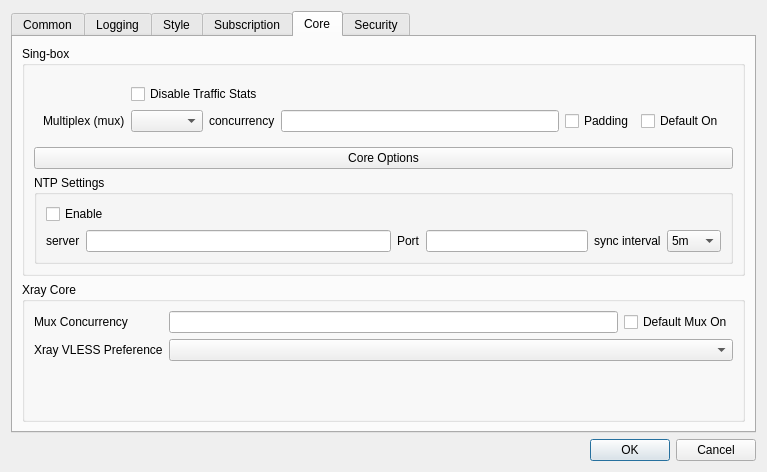
Old version of the form include/ui/setting/dialog_basic_settings.ui in the repository shengmo0210/Throne.
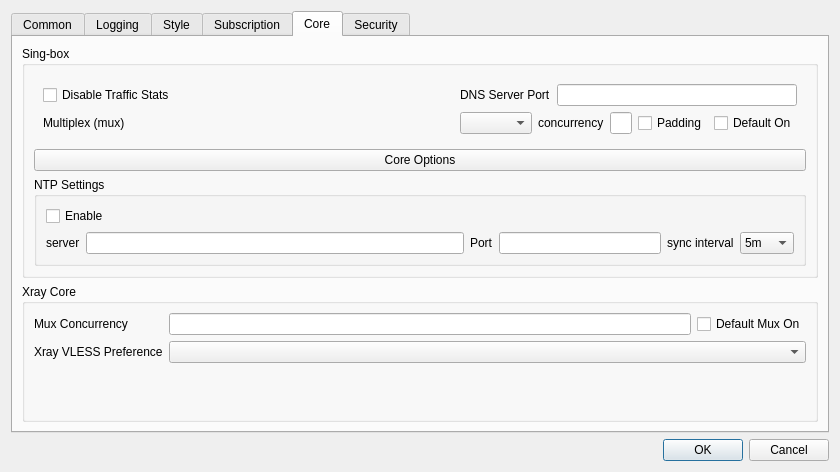
New version of the form. The open tabs and pages were chosen to show the change. Custom widgets are drawn as their Qt base class.

What changed in the file:
```diff
--- a/include/ui/setting/dialog_basic_settings.ui
+++ b/include/ui/setting/dialog_basic_settings.ui
@@ -797,26 +797,28 @@
           <item>
            <widget class="QWidget" name="assest_group" native="true">
             <layout class="QGridLayout" name="gridLayout_2">
+             <item row="1" column="0">
+              <widget class="QLabel" name="label_6">
+               <property name="text">
+                <string>Multiplex (mux)</string>
+               </property>
+              </widget>
+             </item>
              <item row="0" column="1">
               <layout class="QHBoxLayout" name="horizontalLayout_20">
                <item>
-                <widget class="QCheckBox" name="disable_stats">
-                 <property name="minimumSize">
-                  <size>
-                   <width>411</width>
-                   <height>0</height>
-                  </size>
-                 </property>
+                <widget class="QLabel" name="label_29">
                  <property name="toolTip">
-                  <string>&lt;html&gt;&lt;head/&gt;&lt;body&gt;&lt;p&gt;Might
-                                                                            Improve Ping and Performance&lt;/p&gt;&lt;/body&gt;&lt;/html&gt;
-                                                                        </string>
+                  <string>&lt;html&gt;&lt;head/&gt;&lt;body&gt;&lt;p&gt;A DNS server for local use will be deployed on this port&lt;/p&gt;&lt;/body&gt;&lt;/html&gt;</string>
                  </property>
                  <property name="text">
-                  <string>Disable Traffic Stats</string>
+                  <string>DNS Server Port</string>
                  </property>
                 </widget>
                </item>
+               <item>
+                <widget class="QLineEdit" name="dns_in_port"/>
+               </item>
               </layout>
              </item>
              <item row="1" column="1">
@@ -850,10 +852,21 @@
                </item>
               </layout>
              </item>
-             <item row="1" column="0">
-              <widget class="QLabel" name="label_6">
+             <item row="0" column="0">
+              <widget class="QCheckBox" name="disable_stats">
+               <property name="minimumSize">
+                <size>
+                 <width>411</width>
+                 <height>0</height>
+                </size>
+               </property>
+               <property name="toolTip">
+                <string>&lt;html&gt;&lt;head/&gt;&lt;body&gt;&lt;p&gt;Might
+                                                                            Improve Ping and Performance&lt;/p&gt;&lt;/body&gt;&lt;/html&gt;
+                                                                        </string>
+               </property>
                <property name="text">
-                <string>Multiplex (mux)</string>
+                <string>Disable Traffic Stats</string>
                </property>
               </widget>
              </item>
```
